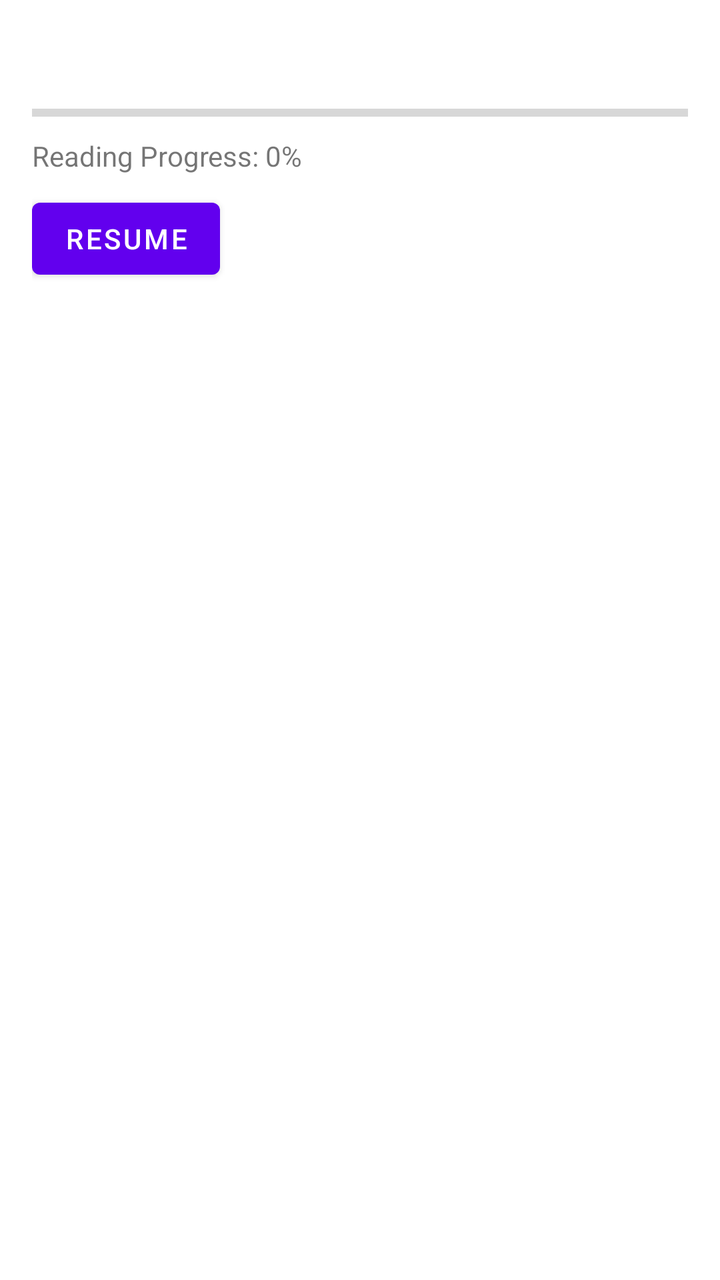
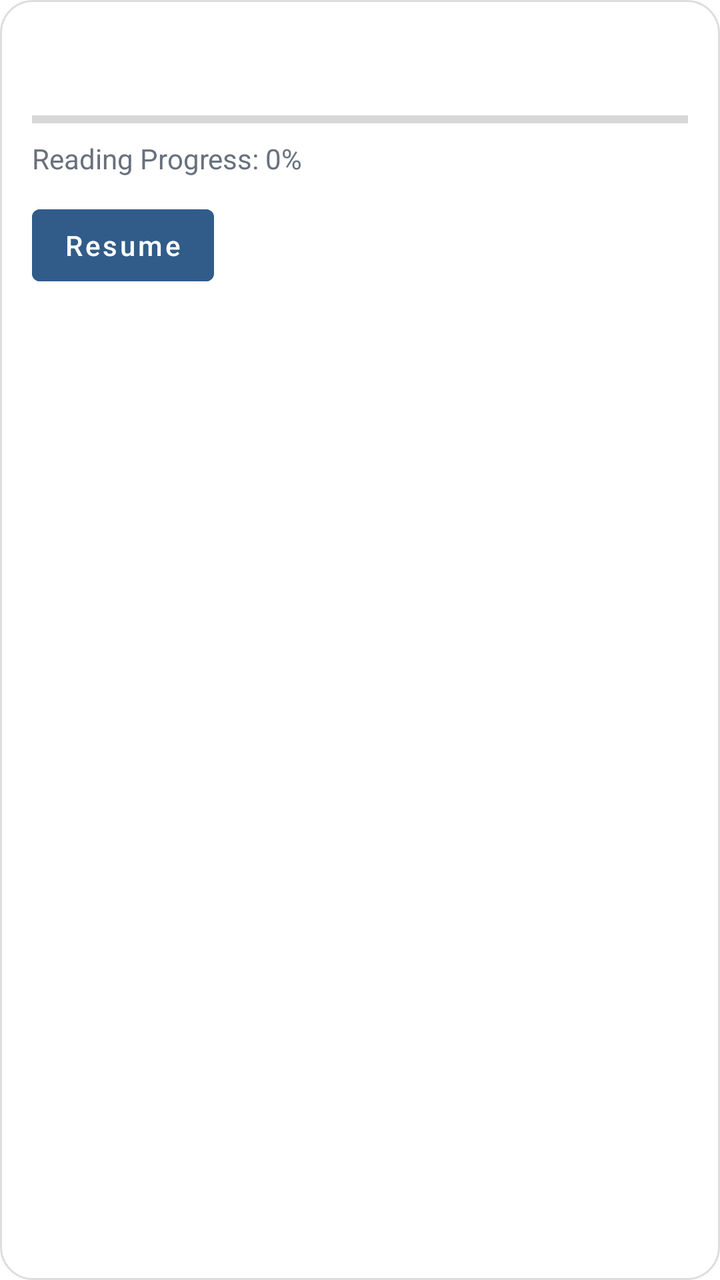

Screens rendered from an Android XML layout before and after an edit, with the pre-edit source and the edit as a unified diff.
<!-- AndroidManifest.xml: application theme Theme.MindsetReader -->
<!-- res/layout/item_pdf_book.xml -->
<LinearLayout xmlns:android="http://schemas.android.com/apk/res/android"
    android:id="@+id/pdfBookItem"
    android:layout_width="match_parent"
    android:layout_height="wrap_content"
    android:orientation="vertical"
    android:padding="16dp"
    android:layout_marginTop="8dp">

    <TextView
        android:id="@+id/pdfBookName"
        android:layout_width="match_parent"
        android:layout_height="wrap_content"
        android:textSize="18sp"
        android:textStyle="bold" />

    <ProgressBar
        android:id="@+id/pdfBookProgress"
        android:layout_width="match_parent"
        android:layout_height="wrap_content"
        android:max="100"
        android:layout_marginTop="8dp"
        style="?android:attr/progressBarStyleHorizontal" />

    <TextView
        android:id="@+id/pdfBookProgressText"
        android:layout_width="wrap_content"
        android:layout_height="wrap_content"
        android:layout_marginTop="4dp"
        android:text="@string/reading_progress_zero" />
    <Button
        android:id="@+id/pdfBookResumeButton"
        android:layout_width="wrap_content"
        android:layout_height="wrap_content"
        android:layout_marginTop="8dp"
        android:text="@string/resume" />

</LinearLayout>
<!-- resources referenced by this layout -->
<resources>
  <string name="reading_progress_zero">Reading Progress: 0%</string>
  <string name="resume">Resume</string>
  <style name="Theme.MindsetReader" parent="Theme.MaterialComponents.DayNight.DarkActionBar">
          
          <item name="colorPrimary">@color/purple_500</item>
          <item name="colorPrimaryVariant">@color/purple_700</item>
          <item name="colorOnPrimary">@color/white</item>
          
          <item name="colorSecondary">@color/teal_200</item>
          <item name="colorSecondaryVariant">@color/teal_700</item>
          <item name="colorOnSecondary">@color/black</item>
          
          <item name="android:statusBarColor">?attr/colorPrimaryVariant</item>
          
      </style>
  <color name="purple_500">#FF6200EE</color>
  <color name="purple_700">#FF3700B3</color>
  <color name="white">#FFFFFFFF</color>
  <color name="teal_200">#FF03DAC5</color>
  <color name="teal_700">#FF018786</color>
  <color name="black">#FF000000</color>
</resources>

<!-- the commit's change to res/layout/item_pdf_book.xml (unified diff, before → after) -->
@@ -3,35 +3,47 @@
     android:layout_width="match_parent"
     android:layout_height="wrap_content"
     android:orientation="vertical"
-    android:padding="16dp"
-    android:layout_marginTop="8dp">
+    android:layout_marginTop="12dp"
+    android:background="@drawable/pdf_book_card_background">
 
     <TextView
         android:id="@+id/pdfBookName"
         android:layout_width="match_parent"
         android:layout_height="wrap_content"
-        android:textSize="18sp"
-        android:textStyle="bold" />
+        android:textSize="19sp"
+        android:textStyle="bold"
+        android:maxLines="2"
+        android:ellipsize="end"
+        android:textColor="@color/text_primary"
+        />
 
     <ProgressBar
         android:id="@+id/pdfBookProgress"
+        style="?android:attr/progressBarStyleHorizontal"
         android:layout_width="match_parent"
-        android:layout_height="wrap_content"
+        android:layout_height="8dp"
+        android:layout_marginTop="14dp"
         android:max="100"
-        android:layout_marginTop="8dp"
-        style="?android:attr/progressBarStyleHorizontal" />
+        android:progressTint="@color/progress" />
+
+
 
     <TextView
         android:id="@+id/pdfBookProgressText"
         android:layout_width="wrap_content"
         android:layout_height="wrap_content"
-        android:layout_marginTop="4dp"
-        android:text="@string/reading_progress_zero" />
+        android:layout_marginTop="6dp"
+        android:text="@string/reading_progress_zero"
+        android:textSize="14sp"
+        android:textColor="@color/text_secondary" />
     <Button
         android:id="@+id/pdfBookResumeButton"
         android:layout_width="wrap_content"
         android:layout_height="wrap_content"
-        android:layout_marginTop="8dp"
-        android:text="@string/resume" />
+        android:layout_marginTop="10dp"
+        android:text="@string/resume"
+        android:textAllCaps="false"
+        android:textColor="@color/white"
+        android:backgroundTint="@color/primary" />
 
 </LinearLayout>
<!-- resource entries referenced after the edit -->
@@ -1,25 +1,47 @@
 <!-- resources referenced by this layout -->
 <resources>
+  <color name="primary">#315C8A</color>
+  <color name="progress">#315C8A</color>
+  <color name="text_primary">#20252B</color>
+  <color name="text_secondary">#68717C</color>
   <string name="reading_progress_zero">Reading Progress: 0%</string>
   <string name="resume">Resume</string>
   <style name="Theme.MindsetReader" parent="Theme.MaterialComponents.DayNight.DarkActionBar">
-          
-          <item name="colorPrimary">@color/purple_500</item>
-          <item name="colorPrimaryVariant">@color/purple_700</item>
+  
+          <item name="colorPrimary">@color/primary</item>
+          <item name="colorPrimaryVariant">@color/primary_dark</item>
           <item name="colorOnPrimary">@color/white</item>
-          
-          <item name="colorSecondary">@color/teal_200</item>
-          <item name="colorSecondaryVariant">@color/teal_700</item>
+  
+          <item name="colorSecondary">@color/primary_light</item>
+          <item name="colorSecondaryVariant">@color/primary</item>
           <item name="colorOnSecondary">@color/black</item>
-          
+  
           <item name="android:statusBarColor">?attr/colorPrimaryVariant</item>
-          
+  
       </style>
-  <color name="purple_500">#FF6200EE</color>
-  <color name="purple_700">#FF3700B3</color>
+  <color name="primary_dark">#234568</color>
+  <color name="primary_light">#DCE9F5</color>
   <color name="white">#FFFFFFFF</color>
-  <color name="teal_200">#FF03DAC5</color>
-  <color name="teal_700">#FF018786</color>
+  <!-- drawable pdf_book_card_background (drawable) -->
+  <?xml version="1.0" encoding="utf-8"?>
+  <shape xmlns:android="http://schemas.android.com/apk/res/android"
+      android:shape="rectangle">
+  
+      <corners android:radius="16dp" />
+  
+      <solid android:color="@android:color/white" />
+  
+      <stroke
+          android:width="1dp"
+          android:color="#DDDDDD" />
+  
+      <padding
+          android:left="16dp"
+          android:top="16dp"
+          android:right="16dp"
+          android:bottom="16dp" />
+  
+  </shape>
   <color name="black">#FF000000</color>
 </resources>
 
